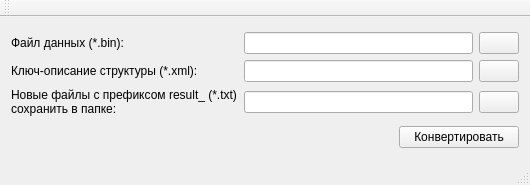
First picture: the form in dataparsertotxt.ui, repository FedorGurin/ConvertBinToText, before the edit.
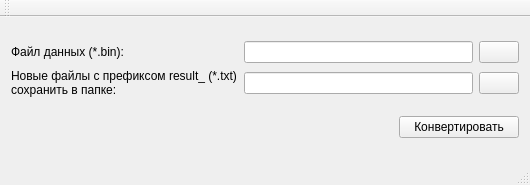
Second picture: the form after the edit.

```diff
--- a/dataparsertotxt.ui
+++ b/dataparsertotxt.ui
@@ -44,13 +44,6 @@
    <layout class="QVBoxLayout" name="verticalLayout">
     <item>
      <layout class="QGridLayout" name="gridLayout">
-      <item row="1" column="4">
-       <widget class="QPushButton" name="pushButton_open_xml">
-        <property name="text">
-         <string/>
-        </property>
-       </widget>
-      </item>
       <item row="0" column="4">
        <widget class="QPushButton" name="pushButton_open_bin">
         <property name="text">
@@ -58,26 +51,9 @@
         </property>
        </widget>
       </item>
-      <item row="2" column="4">
-       <widget class="QPushButton" name="pushButton_path_result">
-        <property name="text">
-         <string/>
-        </property>
-       </widget>
-      </item>
       <item row="0" column="2" colspan="2">
        <widget class="QLineEdit" name="lineEdit_path_bin"/>
       </item>
-      <item row="1" column="2" colspan="2">
-       <widget class="QLineEdit" name="lineEdit_path_xml"/>
-      </item>
-      <item row="1" column="0" colspan="2">
-       <widget class="QLabel" name="label_2">
-        <property name="text">
-         <string>Ключ-описание структуры (*.xml):</string>
-        </property>
-       </widget>
-      </item>
       <item row="0" column="0" colspan="2">
        <widget class="QLabel" name="label">
         <property name="text">
@@ -85,7 +61,7 @@
         </property>
        </widget>
       </item>
-      <item row="2" column="2" colspan="2">
+      <item row="1" column="2" colspan="2">
        <widget class="QLineEdit" name="lineEdit_path_result">
         <property name="sizePolicy">
          <sizepolicy hsizetype="Expanding" vsizetype="Fixed">
@@ -95,7 +71,7 @@
         </property>
        </widget>
       </item>
-      <item row="2" column="0" colspan="2">
+      <item row="1" column="0" colspan="2">
        <widget class="QLabel" name="label_3">
         <property name="text">
          <string>Новые файлы с префиксом result_ (*.txt) сохранить в папке:</string>
@@ -105,6 +81,13 @@
         </property>
        </widget>
       </item>
+      <item row="1" column="4">
+       <widget class="QPushButton" name="pushButton_path_result">
+        <property name="text">
+         <string/>
+        </property>
+       </widget>
+      </item>
      </layout>
     </item>
     <item>
```
Left out of the diff: 2 changed lines with no effect on the pictures.
